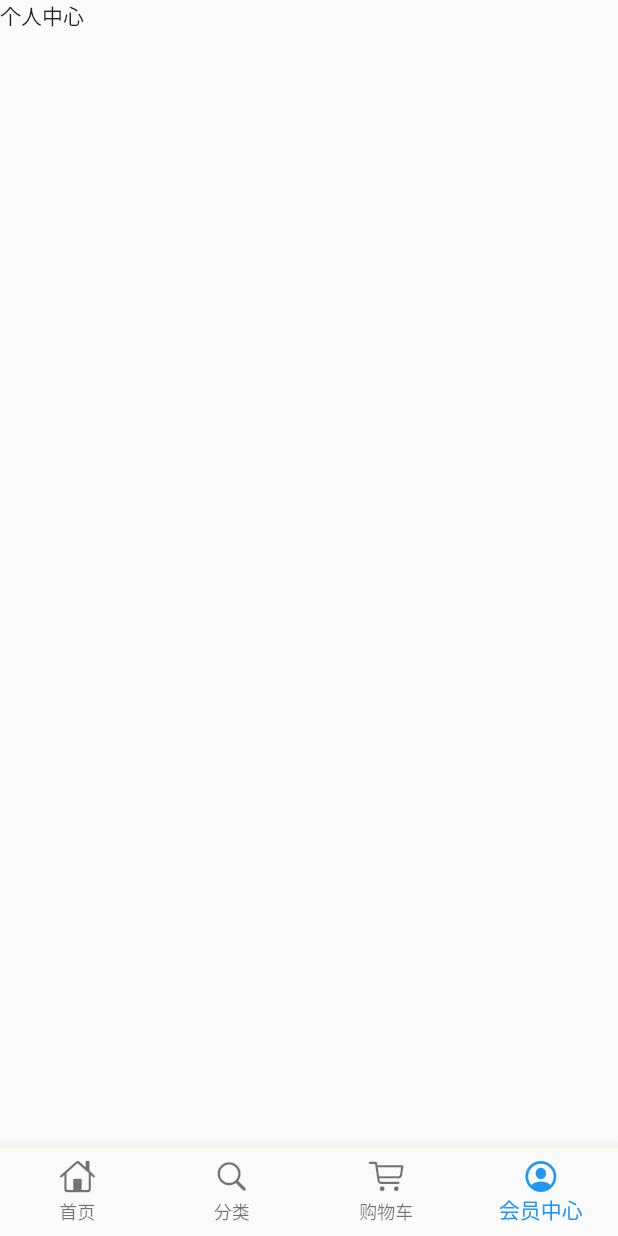
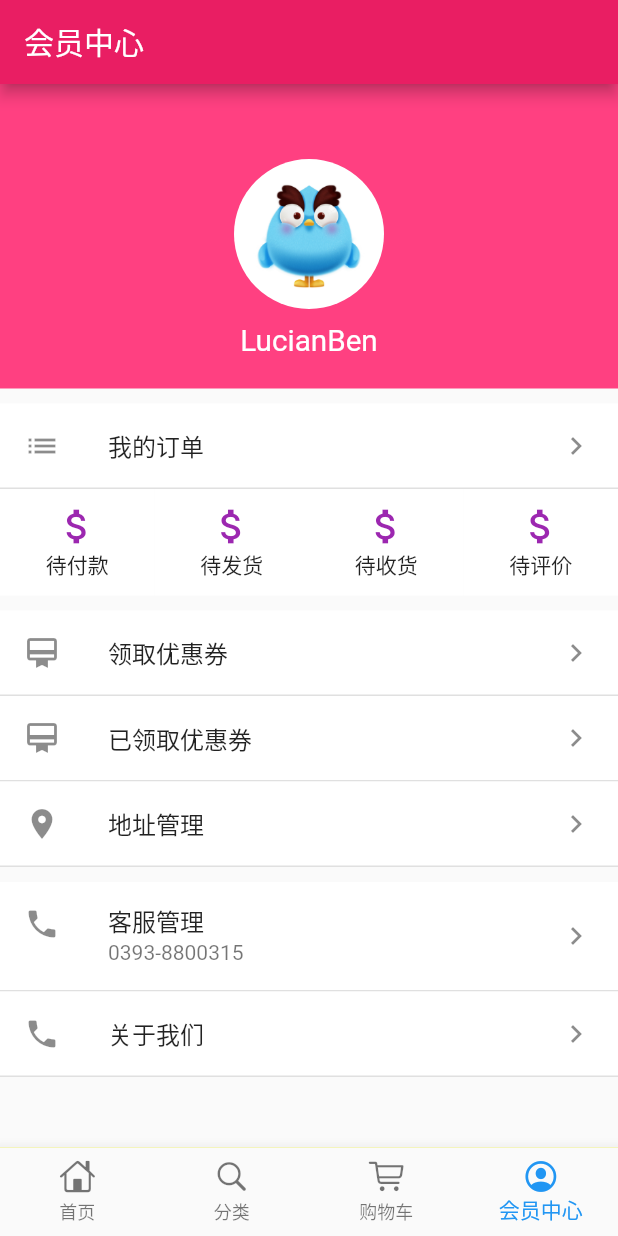
Before and after one commit to LucianBen/flutter_shop, a Flutter app: the screen it shows after launch, item 4 of the bottom bar chosen, on a phone screen of 412 x 824 dp. Run offline on Flutter 3.47's test engine with Material 2 defaults, Android fonts, the light colour scheme and no system bars; our stand-ins replace dio, fluro, flutter_easyrefresh, flutter_html, flutter_screenutil, flutter_swiper and 2 more; missing offline and left inert: provide; network calls fail; statements that could not run were skipped.

```diff
--- a/lib/pages/page_member.dart
+++ b/lib/pages/page_member.dart
@@ -1,4 +1,7 @@
 import 'package:flutter/material.dart';
+
+import 'page_member/member_order.dart';
+import 'page_member/member_top.dart';
 
 /**
  *   个人中心
@@ -7,7 +10,15 @@ class MemberPage extends StatelessWidget {
   @override
   Widget build(BuildContext context) {
     return Scaffold(
-      body: Text("个人中心"),
+      appBar: AppBar(
+        title: Text("会员中心"),
+      ),
+      body: ListView(
+        children: <Widget>[
+          MemberCenter(),
+          MemberOrder(),
+        ],
+      ),
     );
   }
 }
--- /dev/null
+++ b/lib/pages/page_member/member_order.dart
@@ -0,0 +1,102 @@
+import 'package:flutter/material.dart';
+import 'package:flutter_screenutil/flutter_screenutil.dart';
+
+/***
+ *  个人中心 我的订单 & 其他入口
+ * */
+class MemberOrder extends StatelessWidget {
+  @override
+  Widget build(BuildContext context) {
+    return Container(
+      width: ScreenUtil().setWidth(750),
+      child: Column(
+        children: <Widget>[
+          _listTile(00, Icon(Icons.list), "我的订单", topMargin: 10.0),
+          Row(
+            children: <Widget>[
+              _columnLayout(0, "待付款",
+                  Icon(Icons.attach_money, color: Colors.purple, size: 30)),
+              _columnLayout(1, "待发货",
+                  Icon(Icons.attach_money, color: Colors.purple, size: 30)),
+              _columnLayout(2, "待收货",
+                  Icon(Icons.attach_money, color: Colors.purple, size: 30)),
+              _columnLayout(3, "待评价",
+                  Icon(Icons.attach_money, color: Colors.purple, size: 30)),
+            ],
+          ),
+          _listTile(10, Icon(Icons.card_membership), "领取优惠券", topMargin: 10.0),
+          _listTile(11, Icon(Icons.card_membership), "已领取优惠券"),
+          _listTile(12, Icon(Icons.location_on), "地址管理"),
+          _listSubTile(Icon(Icons.phone), "客服管理", "0393-8800315"),
+          _listTile(21, Icon(Icons.phone), "关于我们"),
+        ],
+      ),
+    );
+  }
+
+  Widget _listTile(int index, Icon iconLeading, String text,
+      {double topMargin = 0.00}) {
+    return InkWell(
+      onTap: () {
+        print("ListTile---------->$index");
+      },
+      child: Container(
+        margin: EdgeInsets.only(top: topMargin),
+        decoration: BoxDecoration(
+            color: Colors.white,
+            border: Border(
+              bottom: BorderSide(color: Colors.black12, width: 1),
+            )),
+        child: ListTile(
+          leading: iconLeading,
+          trailing: Icon(Icons.chevron_right),
+          title: Text(text),
+        ),
+      ),
+    );
+  }
+
+  Widget _listSubTile(
+    Icon iconLeading,
+    String text,
+    String subtitle,
+  ) {
+    return InkWell(
+      onTap: () {
+        print("打电话啦");
+      },
+      child: Container(
+        margin: EdgeInsets.only(top: 10),
+        decoration: BoxDecoration(
+            color: Colors.white,
+            border: Border(
+              bottom: BorderSide(color: Colors.black12, width: 1),
+            )),
+        child: ListTile(
+          leading: iconLeading,
+          trailing: Icon(Icons.chevron_right),
+          title: Text(text),
+          subtitle: Text(subtitle),
+        ),
+      ),
+    );
+  }
+
+
+  Widget _columnLayout(int index, String text, Icon icon) {
+    return InkWell(
+      onTap: () {
+        print("ColumnLayout============$index");
+      },
+      child: Container(
+        width: ScreenUtil().setWidth(187.5),
+        alignment: Alignment.center,
+        padding: EdgeInsets.all(10),
+        color: Colors.white,
+        child: Column(
+          children: <Widget>[icon, Text(text)],
+        ),
+      ),
+    );
+  }
+}
--- /dev/null
+++ b/lib/pages/page_member/member_top.dart
@@ -0,0 +1,41 @@
+import 'package:flutter/material.dart';
+import 'package:flutter_screenutil/flutter_screenutil.dart';
+
+/***
+ *  个人中心 背景墙
+ * */
+class MemberCenter extends StatelessWidget {
+  @override
+  Widget build(BuildContext context) {
+    return Container(
+      child: _memberTop(),
+    );
+  }
+
+  Widget _memberTop() {
+    return Container(
+      padding: EdgeInsets.all(20),
+      width: ScreenUtil().setWidth(750),
+      color: Colors.pinkAccent,
+      child: Column(
+        children: <Widget>[
+          Container(
+            margin: EdgeInsets.only(top: 30),
+            child: ClipOval(
+              child: Image.asset("images/header.jpg", width: 100, height: 100),
+            ),
+          ),
+          Container(
+            margin: EdgeInsets.only(top: 10),
+            child: Text(
+              "LucianBen",
+              style: TextStyle(
+                  color: Colors.white, fontSize: ScreenUtil().setSp(36)),
+            ),
+          )
+        ],
+      ),
+    );
+  }
+
+}
```
Also changed, not shown: pubspec.yaml (+5 -4 lines), images/header.jpg (added).
